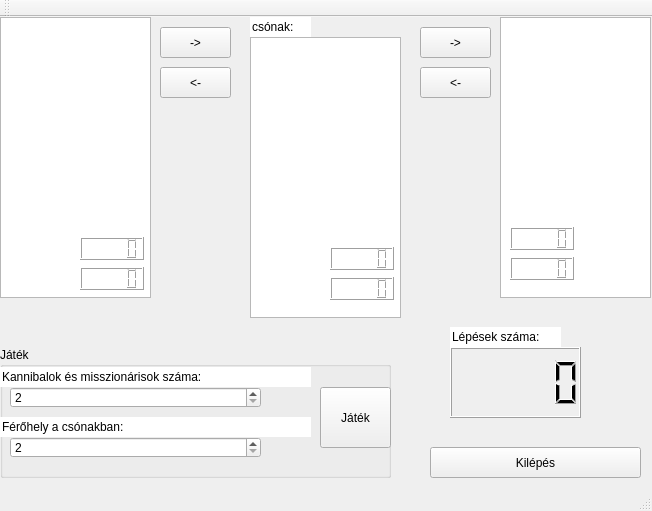
Old version of the form mzprob.ui in the repository Addem/EVA1_2.
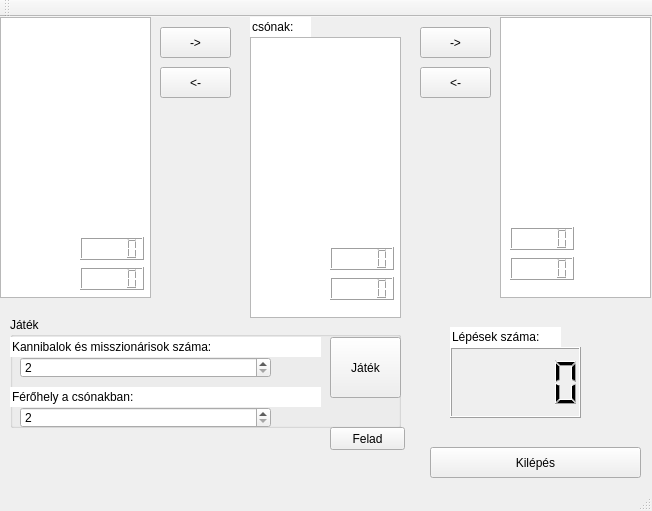
New version of the form.

The edit to the form file:
```diff
--- a/mzprob.ui
+++ b/mzprob.ui
@@ -76,10 +76,10 @@
    <widget class="QGroupBox" name="groupBox">
     <property name="geometry">
      <rect>
-      <x>0</x>
-      <y>330</y>
+      <x>10</x>
+      <y>300</y>
       <width>391</width>
-      <height>131</height>
+      <height>111</height>
      </rect>
     </property>
     <property name="title">
@@ -159,7 +159,7 @@
      <property name="geometry">
       <rect>
        <x>320</x>
-       <y>40</y>
+       <y>20</y>
        <width>71</width>
        <height>61</height>
       </rect>
@@ -316,6 +316,19 @@
      </rect>
     </property>
    </widget>
+   <widget class="QPushButton" name="surrender">
+    <property name="geometry">
+     <rect>
+      <x>330</x>
+      <y>410</y>
+      <width>75</width>
+      <height>23</height>
+     </rect>
+    </property>
+    <property name="text">
+     <string>Felad</string>
+    </property>
+   </widget>
   </widget>
   <widget class="QMenuBar" name="menuBar">
    <property name="geometry">
```
Left out of the diff: 20 changed lines with no effect on the pictures.
